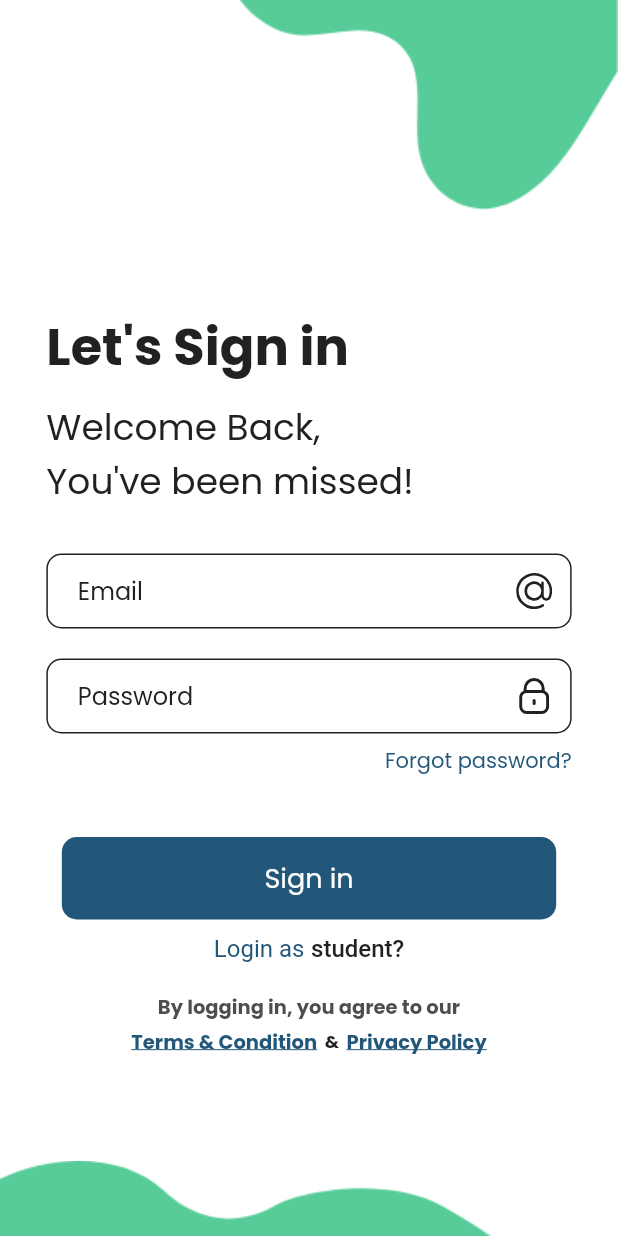
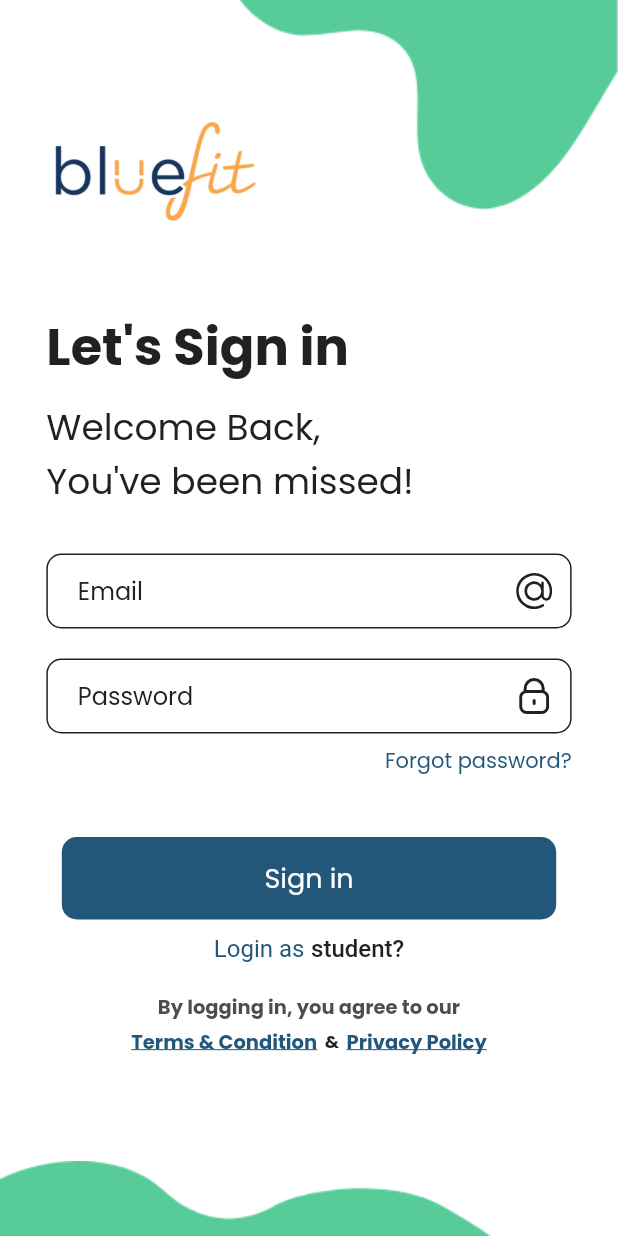
Before and after one commit to Saadkc/Bluefit-Vehicle-Retailer-System, a Flutter app: the ParentLoginScreen screen opened by its route, on a phone screen of 412 x 824 dp. Run offline on Flutter 3.47's test engine with Material 2 defaults, Android fonts, the phone set to English and light mode, and no system bars; our stand-ins replace awesome_notifications, bloc, cached_network_image, carousel_slider, dio, dotted_border and 21 more; missing offline and left inert: external_path, flutter_stripe, flutter_tex, flutter_windowmanager, razorpay_flutter; accounts and stored records are empty; network calls fail; project files that could hold a hidden picture were left out.

Commit message:
updated code

```diff
--- a/lib/ui/screens/auth/parentLoginScreen.dart
+++ b/lib/ui/screens/auth/parentLoginScreen.dart
@@ -349,6 +349,10 @@ class _ParentLoginScreenState extends State<ParentLoginScreen>
     return Scaffold(
       body: Stack(
         children: [
+          Positioned(
+              top: 20,
+              // left: 20,
+              child: Image.asset(UiUtils.getImagePath("BlueFitV1.jpeg"),  width: 200, height: 200,)),
           _buildUpperPattern(),
           _buildLowerPattern(),
           _buildLoginForm(),
--- a/lib/ui/screens/auth/studentLoginScreen.dart
+++ b/lib/ui/screens/auth/studentLoginScreen.dart
@@ -345,6 +345,10 @@ class _StudentLoginScreenState extends State<StudentLoginScreen>
     return Scaffold(
       body: Stack(
         children: [
+          Positioned(
+              top: 20,
+              // left: 20,
+              child: Image.asset(UiUtils.getImagePath("BlueFitV1.jpeg"),  width: 200, height: 200,)),
           _buildLowerPattern(),
           _buildUpperPattern(),
           _buildLoginForm(),
--- a/lib/ui/screens/splashScreen.dart
+++ b/lib/ui/screens/splashScreen.dart
@@ -58,7 +58,7 @@ class _SplashScreenState extends State<SplashScreen> {
             );
           }
           return Center(
-              child: SvgPicture.asset(UiUtils.getImagePath("appLogo.svg")));
+              child: Image.asset(UiUtils.getImagePath("BlueFitV2.jpeg")));
         },
       ),
     );
```
Also changed, not shown: assets/images/BlueFitV1.jpeg (added), assets/images/BlueFitV2.jpeg (added), pubspec.lock, 11 other files.
